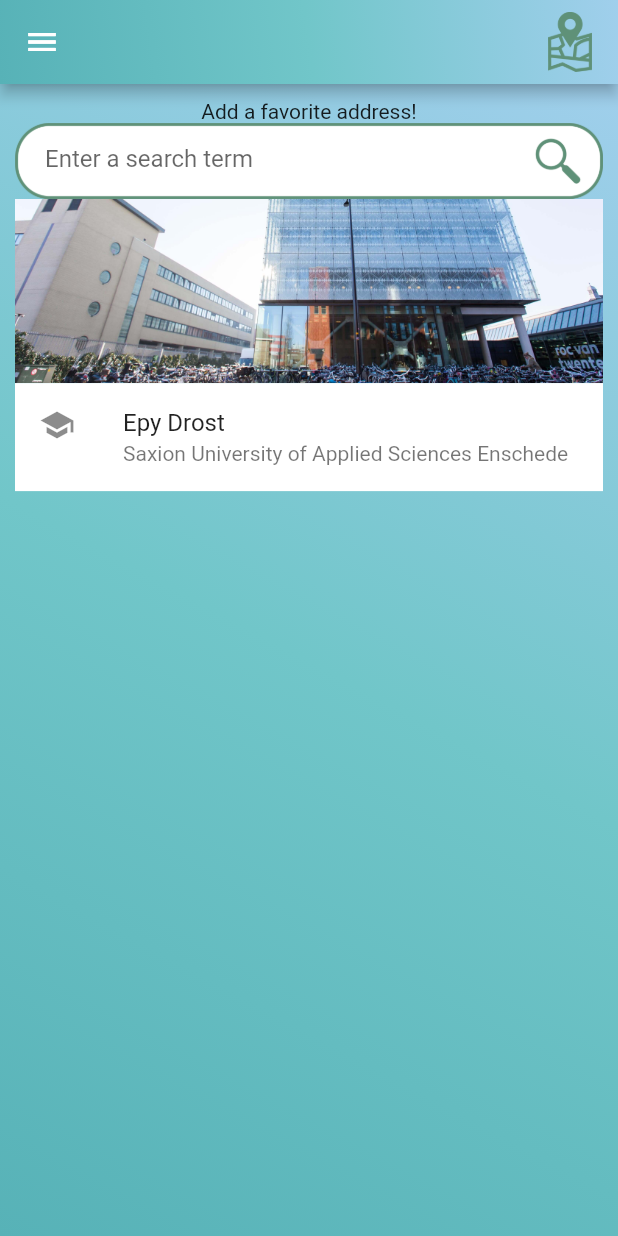
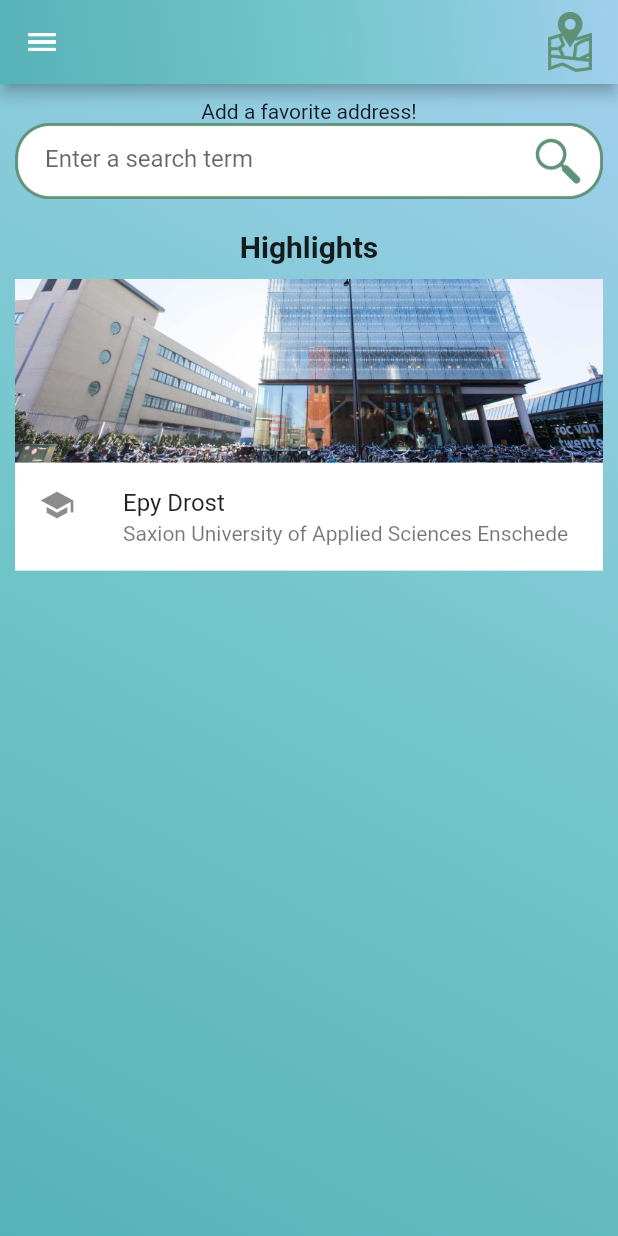
Before and after one commit to Patrycioss/epicest, a Flutter app: the screen it shows after launch, after a tap on the "settings" icon, on a phone screen of 412 x 824 dp. Run offline on Flutter 3.47's test engine with Material 2 defaults, Android fonts, the phone set to English and light mode, and no system bars; missing offline and left inert: flutter_osm_plugin; statements that could not run were skipped; project files that could hold a hidden picture were left out.

Commit message:
Help.5 - A sad day

```diff
--- a/lib/favorites/favorites.dart
+++ b/lib/favorites/favorites.dart
@@ -41,7 +41,7 @@ class Favorites extends ChangeNotifier{
           BuildContext? context = BuildContextStorer.context;
           Navigator.pop(context!);
           if(Provider.of<StateManager>(context, listen: false).getCurrentState().compareTo("MainPage") == 0){
-            Provider.of<MapNotifier>(context!, listen: false).setPoint(SearchInfo(point: suggestion.point, address: suggestion.address));
+            Provider.of<MapNotifier>(context, listen: false).setPoint(SearchInfo(point: suggestion.point, address: suggestion.address));
           }
         },
       ),
--- a/lib/notifiers/information_notifier.dart
+++ b/lib/notifiers/information_notifier.dart
@@ -1,6 +1,5 @@
 import 'package:flutter/cupertino.dart';
 import 'package:flutter/material.dart';
-import 'package:flutter_osm_plugin/flutter_osm_plugin.dart';
 
 class InformationNotifier extends ChangeNotifier
 {
--- a/lib/notifiers/map_notifier.dart
+++ b/lib/notifiers/map_notifier.dart
@@ -29,7 +29,6 @@ class MapNotifier extends ChangeNotifier
 
     if (searchInfo.address!.postcode != null)
     {
-      print("ha");
       await _mapController.setZoom(zoomLevel: 19, stepZoom: 5);
     }
     else {
--- a/lib/testing/statemanager.dart
+++ b/lib/testing/statemanager.dart
@@ -1,7 +1,6 @@
 import 'dart:collection';
 
 import 'package:epicest_project/favorites/favorites.dart';
-import 'package:flutter/cupertino.dart';
 import 'package:flutter/material.dart';
 
 import '../widgets/main_screen.dart';
--- a/lib/widgets/highlight_widget.dart
+++ b/lib/widgets/highlight_widget.dart
@@ -1,7 +1,4 @@
-import 'package:flutter/cupertino.dart';
 import 'package:flutter/material.dart';
-import 'package:flutter_svg/flutter_svg.dart';
-import '../utils/information.dart';
 
 class HighlightWidget extends StatefulWidget{
 
@@ -32,18 +29,17 @@ class _HighlightWidgetState extends State<HighlightWidget>{
             showEpyInformation(!_showEpyInformation);
           },
           child:
-              Container(
-                child: Column
+              Column
               (
                 children:
                 [
-                    Image(
+                 const  Image(
                     image: AssetImage('assets/epy_drost_banner.png'),
 
                   ),
                   Container(
                     color: Colors.white,
-                      child: ListTile
+                    child: const ListTile
                     (
                       leading: Icon(Icons.school),
                       title: Text('Epy Drost'),
@@ -51,7 +47,6 @@ class _HighlightWidgetState extends State<HighlightWidget>{
                     ),
                   ),
                 ],
-                ),
               )
         ),
         Visibility(
@@ -59,8 +54,8 @@ class _HighlightWidgetState extends State<HighlightWidget>{
           child:
           Container(
             color: Colors.white,
-            child: ListTile(
-              leading: Text('hi'),
+            child: const ListTile(
+              leading: Text('Awesome text about Epy Drost'),
             ),
           ),
         ),
--- a/lib/widgets/map_widget.dart
+++ b/lib/widgets/map_widget.dart
@@ -56,9 +56,6 @@ class _InAppMapState extends State<InAppMap>
           minZoomLevel: 2,
           maxZoomLevel: 19,
           stepZoom: 1.0,
-          onLocationChanged: (GeoPoint point) {
-            print("Test");
-          },
           userLocationMarker:
           UserLocationMaker(
             personMarker:
--- a/lib/widgets/search_bar.dart
+++ b/lib/widgets/search_bar.dart
@@ -20,13 +20,11 @@ class _SearchBarState extends State<SearchBar>
         if (added >= 1200) {
           timer.cancel();
           getSuggestions(favorites);
-          print("Timer done!");
           Provider.of<SuggestionNotifier>(context,listen: false).setVisibility(true);
           added = 0;
         }
         else {
           added = added + oneSec.inMilliseconds;
-          print("Timer is going...");
         }
       },
       ),
--- a/lib/widgets/settings_widget.dart
+++ b/lib/widgets/settings_widget.dart
@@ -1,4 +1,3 @@
-import 'package:epicest_project/notifiers/map_notifier.dart';
 import 'package:epicest_project/widgets/search_bar.dart';
 import 'package:epicest_project/widgets/search_suggestions.dart';
 import 'package:flutter/material.dart';
@@ -115,13 +114,23 @@ class _SettingsWidget extends State<SettingsWidget>{
                       alignment: Alignment.center,
                       child: const SearchSuggestions(true),
                     ),
-                    Container
-                    (
-                      child: Column(
-                        children: const [
-                          HighlightWidget(),
-                        ],
-                      ),
+
+                    Container(
+                      margin: const EdgeInsets.fromLTRB(0, 20, 0,10),
+                      child: const Center(child: Text
+                        ('Highlights',
+                        style: TextStyle
+                          (
+                          fontWeight: FontWeight.bold,
+                          fontSize: 20,
+                        ),
+                      )),
+                    ),
+
+                    Column(
+                      children: const [
+                        HighlightWidget(),
+                      ],
                     )
                   ],
                 ),
```
Also changed, not shown: lib/widgets/information_widget.dart (+35 -10 lines). Lines whose indentation alone changed are shown as unchanged.
